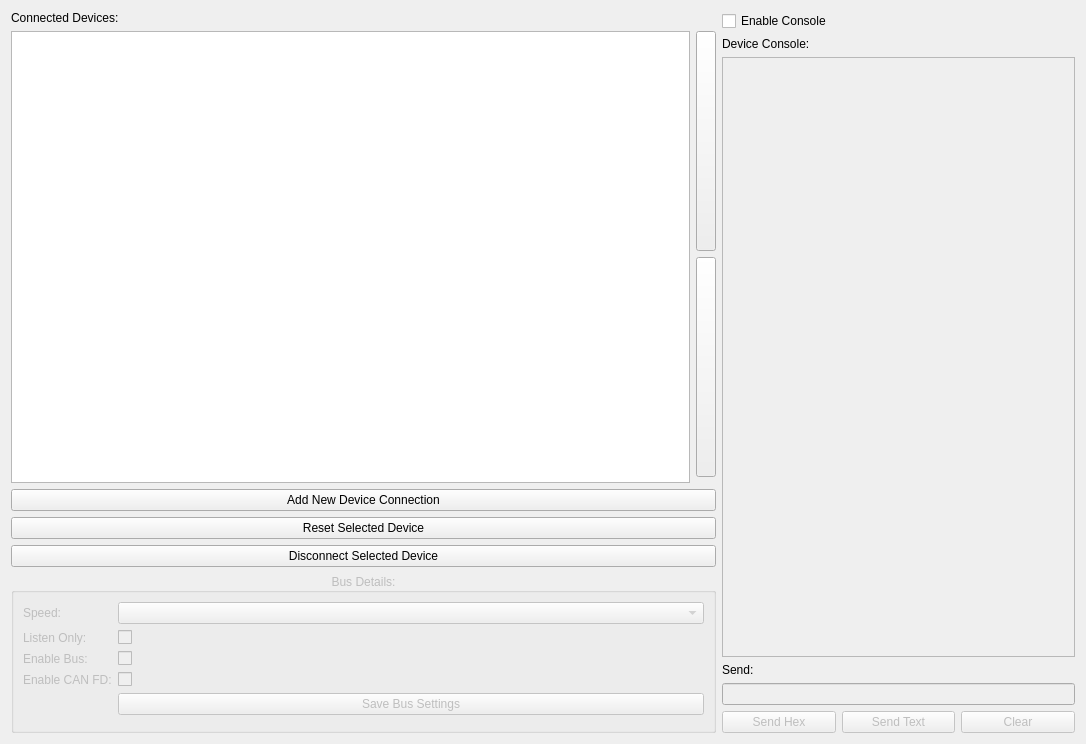
First picture: the form in ui/connectionwindow.ui, repository collin80/SavvyCAN, before the edit.
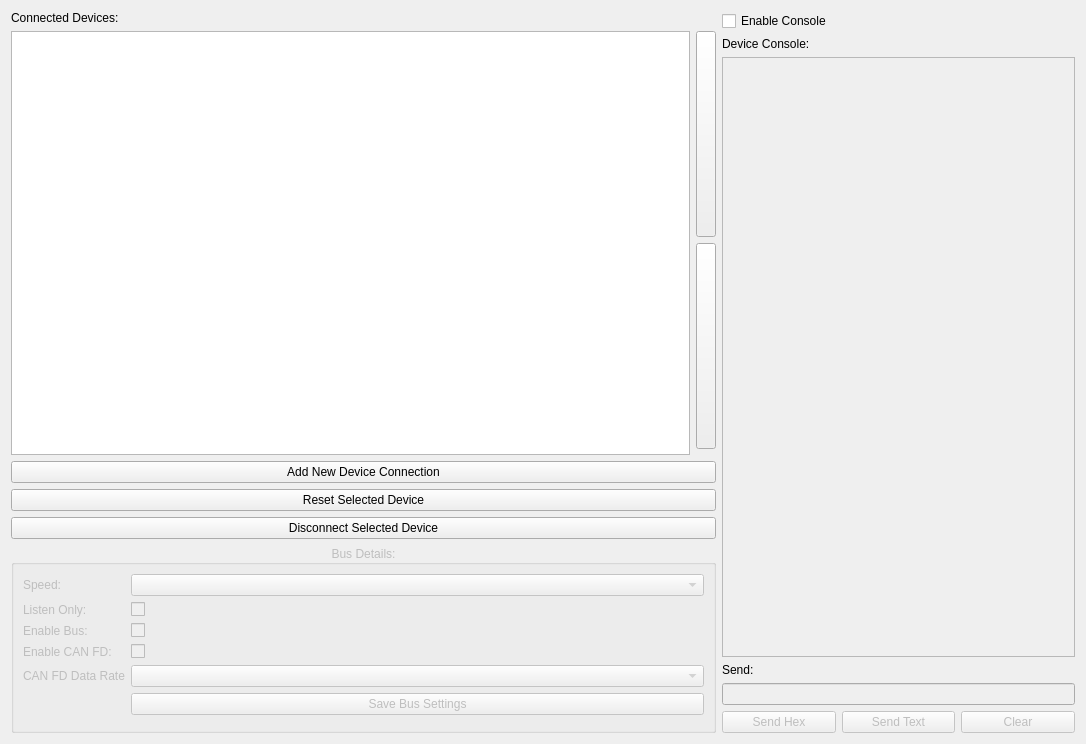
Second picture: the form after the edit. Icons and pictures are not drawn.

Commit message: LAWICEL CAN-FD support, CAN-FD data rate selection

What changed in the file:
```diff
--- a/ui/connectionwindow.ui
+++ b/ui/connectionwindow.ui
@@ -104,7 +104,7 @@
             </property>
            </widget>
           </item>
-          <item row="4" column="1">
+          <item row="5" column="1">
            <widget class="QPushButton" name="btnSaveBus">
             <property name="text">
              <string>Save Bus Settings</string>
@@ -121,6 +121,16 @@
             </property>
            </widget>
           </item>
+          <item row="4" column="1">
+           <widget class="QComboBox" name="cbDataRate"/>
+          </item>
+          <item row="4" column="0">
+           <widget class="QLabel" name="dataRate_label">
+            <property name="text">
+             <string>CAN FD Data Rate</string>
+            </property>
+           </widget>
+          </item>
          </layout>
         </item>
         <item>
```
The commit also changes 22 other files.
